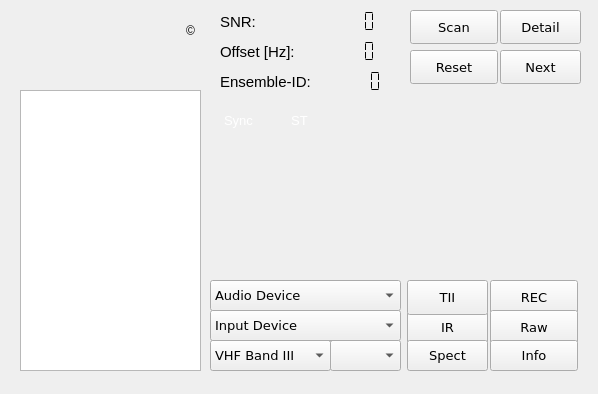
First picture: the form in forms/dabradio.ui, repository JvanKatwijk/qt-dab, before the edit.
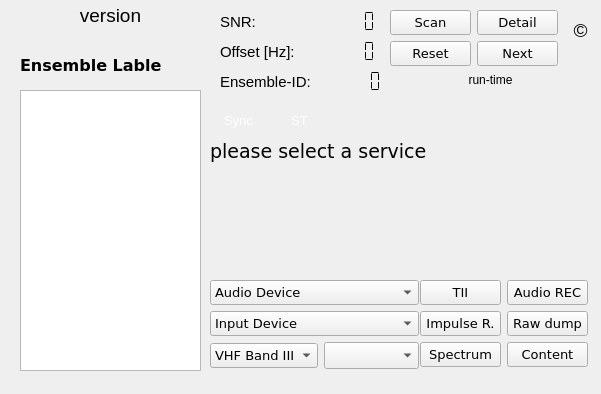
Second picture: the form after the edit.

Commit message: Reformatting buttons

The edit to the form file:
```diff
--- a/forms/dabradio.ui
+++ b/forms/dabradio.ui
@@ -6,98 +6,13 @@
    <rect>
     <x>0</x>
     <y>0</y>
-    <width>598</width>
+    <width>601</width>
     <height>394</height>
    </rect>
   </property>
   <property name="windowTitle">
    <string>qt-dab</string>
   </property>
-  <widget class="QPushButton" name="showProgramData">
-   <property name="geometry">
-    <rect>
-     <x>500</x>
-     <y>10</y>
-     <width>81</width>
-     <height>34</height>
-    </rect>
-   </property>
-   <property name="font">
-    <font>
-     <family>DejaVu Sans</family>
-     <pointsize>10</pointsize>
-    </font>
-   </property>
-   <property name="toolTip">
-    <string>&lt;html&gt;&lt;head/&gt;&lt;body&gt;&lt;p&gt;Push this button for further technical information about the selected program&lt;/p&gt;&lt;p&gt;Push again for closing the pop-up-window.&lt;/p&gt;&lt;/body&gt;&lt;/html&gt;</string>
-   </property>
-   <property name="text">
-    <string>Detail</string>
-   </property>
-  </widget>
-  <widget class="QPushButton" name="audioDumpButton">
-   <property name="geometry">
-    <rect>
-     <x>490</x>
-     <y>280</y>
-     <width>88</width>
-     <height>35</height>
-    </rect>
-   </property>
-   <property name="font">
-    <font>
-     <family>DejaVu Sans</family>
-     <pointsize>10</pointsize>
-    </font>
-   </property>
-   <property name="toolTip">
-    <string>&lt;html&gt;&lt;head/&gt;&lt;body&gt;&lt;p&gt;Push this button to save audio output into a file. First push will show a menu for file selection. Push again to stop recording.&lt;/p&gt;&lt;/body&gt;&lt;/html&gt;</string>
-   </property>
-   <property name="text">
-    <string>REC</string>
-   </property>
-  </widget>
-  <widget class="QPushButton" name="show_irButton">
-   <property name="geometry">
-    <rect>
-     <x>407</x>
-     <y>310</y>
-     <width>81</width>
-     <height>35</height>
-    </rect>
-   </property>
-   <property name="font">
-    <font>
-     <family>DejaVu Sans</family>
-     <pointsize>10</pointsize>
-    </font>
-   </property>
-   <property name="text">
-    <string>IR</string>
-   </property>
-  </widget>
-  <widget class="QPushButton" name="dumpButton">
-   <property name="geometry">
-    <rect>
-     <x>490</x>
-     <y>310</y>
-     <width>88</width>
-     <height>35</height>
-    </rect>
-   </property>
-   <property name="font">
-    <font>
-     <family>DejaVu Sans</family>
-     <pointsize>10</pointsize>
-    </font>
-   </property>
-   <property name="toolTip">
-    <string>&lt;html&gt;&lt;head/&gt;&lt;body&gt;&lt;p&gt;Push this button to save the raw input. Pushing will cause a menu to appear where a filename can be selected. Please note the big filesizes!&lt;/p&gt;&lt;p&gt;Push again to stop recording. You can reload it by using the file input (*.sdr) option. &lt;/p&gt;&lt;/body&gt;&lt;/html&gt;</string>
-   </property>
-   <property name="text">
-    <string>Raw</string>
-   </property>
-  </widget>
   <widget class="QListView" name="ensembleDisplay">
    <property name="geometry">
     <rect>
@@ -114,74 +29,6 @@
     </font>
    </property>
   </widget>
-  <widget class="QComboBox" name="streamoutSelector">
-   <property name="geometry">
-    <rect>
-     <x>210</x>
-     <y>280</y>
-     <width>191</width>
-     <height>31</height>
-    </rect>
-   </property>
-   <property name="font">
-    <font>
-     <family>DejaVu Sans</family>
-     <pointsize>10</pointsize>
-    </font>
-   </property>
-   <property name="toolTip">
-    <string>&lt;html&gt;&lt;head/&gt;&lt;body&gt;&lt;p&gt;Select a device (channel) for the audio output. On program start up a default is chosen.&lt;/p&gt;&lt;/body&gt;&lt;/html&gt;</string>
-   </property>
-   <item>
-    <property name="text">
-     <string>Audio Device</string>
-    </property>
-   </item>
-  </widget>
-  <widget class="QPushButton" name="tiiButton">
-   <property name="geometry">
-    <rect>
-     <x>407</x>
-     <y>280</y>
-     <width>81</width>
-     <height>35</height>
-    </rect>
-   </property>
-   <property name="font">
-    <font>
-     <family>DejaVu Sans</family>
-     <pointsize>10</pointsize>
-    </font>
-   </property>
-   <property name="toolTip">
-    <string>&lt;html&gt;&lt;head/&gt;&lt;body&gt;&lt;p&gt;If configured - pushing this button will switch the spectrum display between &amp;quot;regular&amp;quot; and a spectrum showing the &amp;quot;null symbol&amp;quot; period. In the console window the pattern, main ID and sub ID of the TII will be displayed.&lt;/p&gt;&lt;/body&gt;&lt;/html&gt;</string>
-   </property>
-   <property name="text">
-    <string>TII</string>
-   </property>
-  </widget>
-  <widget class="QPushButton" name="scanButton">
-   <property name="geometry">
-    <rect>
-     <x>410</x>
-     <y>10</y>
-     <width>88</width>
-     <height>34</height>
-    </rect>
-   </property>
-   <property name="font">
-    <font>
-     <family>DejaVu Sans</family>
-     <pointsize>10</pointsize>
-    </font>
-   </property>
-   <property name="toolTip">
-    <string>&lt;html&gt;&lt;head/&gt;&lt;body&gt;&lt;p&gt;Push this button for starting a scan over the channels in the current selected band (default VHF Band III or optionally L-Band)&lt;/p&gt;&lt;p&gt;Scanning will continue until an active DAB or DAB+ signal is found.&lt;/p&gt;&lt;p&gt;Push again to stop scanning.&lt;/p&gt;&lt;/body&gt;&lt;/html&gt;</string>
-   </property>
-   <property name="text">
-    <string>Scan</string>
-   </property>
-  </widget>
   <widget class="QWidget" name="layoutWidget">
    <property name="geometry">
     <rect>
@@ -340,180 +187,6 @@
     </item>
    </layout>
   </widget>
-  <widget class="QComboBox" name="bandSelector">
-   <property name="geometry">
-    <rect>
-     <x>210</x>
-     <y>340</y>
-     <width>121</width>
-     <height>31</height>
-    </rect>
-   </property>
-   <property name="font">
-    <font>
-     <family>DejaVu Sans</family>
-     <pointsize>10</pointsize>
-    </font>
-   </property>
-   <property name="toolTip">
-    <string>&lt;html&gt;&lt;head/&gt;&lt;body&gt;&lt;p&gt;Select a DAB band.&lt;/p&gt;&lt;p&gt;The default is VHF Band III (174–230 MHz).&lt;/p&gt;&lt;p&gt;Alternatively, the L Band may be selected (1452 bis 1492 MHz, but only used in very few countries like Czech Republic).&lt;/p&gt;&lt;/body&gt;&lt;/html&gt;</string>
-   </property>
-   <item>
-    <property name="text">
-     <string>VHF Band III</string>
-    </property>
-   </item>
-   <item>
-    <property name="text">
-     <string>L Band</string>
-    </property>
-   </item>
-  </widget>
-  <widget class="QComboBox" name="channelSelector">
-   <property name="geometry">
-    <rect>
-     <x>330</x>
-     <y>340</y>
-     <width>71</width>
-     <height>31</height>
-    </rect>
-   </property>
-   <property name="font">
-    <font>
-     <pointsize>12</pointsize>
-    </font>
-   </property>
-   <property name="toolTip">
-    <string>&lt;html&gt;&lt;head/&gt;&lt;body&gt;&lt;p&gt;Select the DAB channel.&lt;/p&gt;&lt;p&gt;This depends on the band chosen.&lt;/p&gt;&lt;/body&gt;&lt;/html&gt;</string>
-   </property>
-  </widget>
-  <widget class="QPushButton" name="saveEnsembleData">
-   <property name="geometry">
-    <rect>
-     <x>490</x>
-     <y>340</y>
-     <width>88</width>
-     <height>31</height>
-    </rect>
-   </property>
-   <property name="font">
-    <font>
-     <family>DejaVu Sans</family>
-     <pointsize>10</pointsize>
-    </font>
-   </property>
-   <property name="toolTip">
-    <string>&lt;html&gt;&lt;head/&gt;&lt;body&gt;&lt;p&gt;This will open a 'save as ... dialog' where you can store the content of the current DAB ensemble (Audio and Data) in a text file.&lt;/p&gt;&lt;/body&gt;&lt;/html&gt;</string>
-   </property>
-   <property name="text">
-    <string>Info</string>
-   </property>
-  </widget>
-  <widget class="QComboBox" name="deviceSelector">
-   <property name="geometry">
-    <rect>
-     <x>210</x>
-     <y>310</y>
-     <width>191</width>
-     <height>31</height>
-    </rect>
-   </property>
-   <property name="font">
-    <font>
-     <family>DejaVu Sans</family>
-     <pointsize>10</pointsize>
-    </font>
-   </property>
-   <property name="toolTip">
-    <string>&lt;html&gt;&lt;head/&gt;&lt;body&gt;&lt;p&gt;Select the input device. The devices shown are configured. &lt;/p&gt;&lt;/body&gt;&lt;/html&gt;</string>
-   </property>
-   <item>
-    <property name="text">
-     <string>Input Device</string>
-    </property>
-   </item>
-   <item>
-    <property name="text">
-     <string>file input (.raw)</string>
-    </property>
-   </item>
-   <item>
-    <property name="text">
-     <string>file input (.iq)</string>
-    </property>
-   </item>
-   <item>
-    <property name="text">
-     <string>file input (.sdr)</string>
-    </property>
-   </item>
-  </widget>
-  <widget class="QPushButton" name="nextChannelButton">
-   <property name="geometry">
-    <rect>
-     <x>500</x>
-     <y>50</y>
-     <width>81</width>
-     <height>34</height>
-    </rect>
-   </property>
-   <property name="font">
-    <font>
-     <family>DejaVu Sans</family>
-     <pointsize>10</pointsize>
-    </font>
-   </property>
-   <property name="toolTip">
-    <string>&lt;html&gt;&lt;head/&gt;&lt;body&gt;&lt;p&gt;Push this button for selecting the next channel in the current band.&lt;/p&gt;&lt;/body&gt;&lt;/html&gt;</string>
-   </property>
-   <property name="text">
-    <string>Next</string>
-   </property>
-  </widget>
-  <widget class="QPushButton" name="show_spectrumButton">
-   <property name="geometry">
-    <rect>
-     <x>407</x>
-     <y>340</y>
-     <width>81</width>
-     <height>31</height>
-    </rect>
-   </property>
-   <property name="font">
-    <font>
-     <family>DejaVu Sans</family>
-     <pointsize>10</pointsize>
-    </font>
-   </property>
-   <property name="toolTip">
-    <string>&lt;html&gt;&lt;head/&gt;&lt;body&gt;&lt;p&gt;The spectrum and the constellation of the DAB signal is shown when pressing this button. Pressing it&lt;/p&gt;&lt;p&gt;again will cause the spectrum and constellation to be invisible.&lt;/p&gt;&lt;/body&gt;&lt;/html&gt;</string>
-   </property>
-   <property name="text">
-    <string>Spect</string>
-   </property>
-  </widget>
-  <widget class="QPushButton" name="resetButton">
-   <property name="geometry">
-    <rect>
-     <x>410</x>
-     <y>50</y>
-     <width>88</width>
-     <height>34</height>
-    </rect>
-   </property>
-   <property name="font">
-    <font>
-     <family>DejaVu Sans</family>
-     <pointsize>10</pointsize>
-    </font>
-   </property>
-   <property name="toolTip">
-    <string>&lt;html&gt;&lt;head/&gt;&lt;body&gt;&lt;p&gt;Reset player&lt;/p&gt;&lt;/body&gt;&lt;/html&gt;</string>
-   </property>
-   <property name="text">
-    <string>Reset</string>
-   </property>
-  </widget>
   <widget class="QLabel" name="versionName">
    <property name="geometry">
     <rect>
@@ -525,14 +198,14 @@
    </property>
    <property name="font">
     <font>
-     <pointsize>16</pointsize>
+     <pointsize>14</pointsize>
     </font>
    </property>
    <property name="toolTip">
     <string>&lt;html&gt;&lt;head/&gt;&lt;body&gt;&lt;p&gt;Copyright (C) 2016, 2017 Jan van Katwijk (J.vanKatwijk@gmail.com), Lazy Chair Programming&lt;/p&gt;&lt;p&gt;Qt-DAB is free software; you can redistribute it and/or modify it under the terms of the GNU General Public License as published by the Free Software Foundation; either version 2 of the License, or (at your option) any later version.&lt;/p&gt;&lt;/body&gt;&lt;/html&gt;</string>
    </property>
    <property name="text">
-    <string/>
+    <string>version</string>
    </property>
    <property name="alignment">
     <set>Qt::AlignCenter</set>
@@ -541,12 +214,17 @@
   <widget class="QLabel" name="label">
    <property name="geometry">
     <rect>
-     <x>180</x>
+     <x>570</x>
      <y>20</y>
      <width>21</width>
-     <height>21</height>
+     <height>20</height>
     </rect>
    </property>
+   <property name="font">
+    <font>
+     <pointsize>14</pointsize>
+    </font>
+   </property>
    <property name="toolTip">
     <string>&lt;html&gt;&lt;head/&gt;&lt;body&gt;&lt;p&gt;Qt-DAB copyright:&lt;/p&gt;&lt;p&gt;J van Katwijk, Lazy Chair Computing. J.vanKatwijk@gmail.com&lt;/p&gt;&lt;p&gt;Copyright of the Qt toolkit used: the Qt Company&lt;/p&gt;&lt;p&gt;Copyright of the libraries used for SDRplay, rtl-sdr based sticks, AIRspy, portaudio, libsndfile and libsamplerate to their developers&lt;/p&gt;&lt;p&gt;Copyright of the MP2 library used Martin J Fiedler&lt;/p&gt;&lt;p&gt;Copyright of the firecode checker: Gnu Radio&lt;/p&gt;&lt;p&gt;Copyright of the viterbi decoder kernel: the Spiral project&lt;/p&gt;&lt;p&gt;Copyright of the Reed Solomon Decoder software: Phil Karns&lt;/p&gt;&lt;p&gt;All copyrights gratefully acknowledged&lt;/p&gt;&lt;p&gt;&lt;br/&gt;&lt;/p&gt;&lt;p&gt;The current layout of the GUI is based on a design of Luo Zhang, Thanks&lt;/p&gt;&lt;p&gt;&lt;br/&gt;&lt;/p&gt;&lt;p&gt;Qt-DAB (an SDR-J program) is distributed in the hope that it will be useful, but WITHOUT ANY WARRANTY; without even the implied warranty of MERCHANTABILITY or FITNESS FOR A PARTICULAR PURPOSE. See the GNU General Public License for more details.&lt;br/&gt;&lt;/p&gt;&lt;/body&gt;&lt;/html&gt;</string>
    </property>
@@ -560,9 +238,9 @@
   <widget class="QLabel" name="timeDisplay">
    <property name="geometry">
     <rect>
-     <x>20</x>
-     <y>60</y>
-     <width>181</width>
+     <x>390</x>
+     <y>70</y>
+     <width>201</width>
      <height>20</height>
     </rect>
    </property>
@@ -570,7 +248,7 @@
     <enum>QFrame::NoFrame</enum>
    </property>
    <property name="text">
-    <string/>
+    <string>run-time</string>
    </property>
    <property name="alignment">
     <set>Qt::AlignCenter</set>
@@ -719,50 +397,65 @@
    <property name="geometry">
     <rect>
      <x>210</x>
-     <y>230</y>
-     <width>361</width>
-     <height>41</height>
+     <y>170</y>
+     <width>381</width>
+     <height>91</height>
     </rect>
    </property>
    <property name="font">
     <font>
      <family>DejaVu Sans</family>
-     <pointsize>11</pointsize>
+     <pointsize>12</pointsize>
     </font>
    </property>
    <property name="text">
     <string/>
    </property>
+   <property name="alignment">
+    <set>Qt::AlignLeading|Qt::AlignLeft|Qt::AlignTop</set>
+   </property>
+   <property name="wordWrap">
+    <bool>true</bool>
+   </property>
+   <property name="openExternalLinks">
+    <bool>true</bool>
+   </property>
+   <property name="textInteractionFlags">
+    <set>Qt::LinksAccessibleByKeyboard|Qt::LinksAccessibleByMouse|Qt::TextBrowserInteraction|Qt::TextSelectableByKeyboard|Qt::TextSelectableByMouse</set>
+   </property>
   </widget>
   <widget class="QLabel" name="ensembleName">
    <property name="geometry">
     <rect>
-     <x>210</x>
-     <y>120</y>
-     <width>361</width>
-     <height>41</height>
+     <x>20</x>
+     <y>50</y>
+     <width>191</width>
+     <height>31</height>
     </rect>
    </property>
    <property name="font">
     <font>
      <family>DejaVu Sans</family>
-     <pointsize>14</pointsize>
+     <pointsize>12</pointsize>
+     <weight>75</weight>
+     <italic>false</italic>
+     <bold>true</bold>
     </font>
    </property>
    <property name="layoutDirection">
     <enum>Qt::LeftToRight</enum>
    </property>
    <property name="text">
-    <string/>
+    <string>Ensemble Lable</string>
    </property>
   </widget>
   <widget class="QLabel" name="serviceLabel">
    <property name="geometry">
     <rect>
      <x>210</x>
-     <y>170</y>
-     <width>361</width>
-     <height>51</height>
+     <y>140</y>
+     <width>241</width>
+     <height>23</height>
     </rect>
    </property>
    <property name="font">
@@ -772,8 +465,290 @@
     </font>
    </property>
    <property name="text">
-    <string/>
+    <string>please select a service</string>
    </property>
+   <property name="textInteractionFlags">
+    <set>Qt::LinksAccessibleByMouse|Qt::TextSelectableByKeyboard|Qt::TextSelectableByMouse</set>
+   </property>
+  </widget>
+  <widget class="QWidget" name="layoutWidget">
+   <property name="geometry">
+    <rect>
+     <x>420</x>
+     <y>280</y>
+     <width>168</width>
+     <height>89</height>
+    </rect>
+   </property>
+   <layout class="QGridLayout" name="gridLayout_2">
+    <item row="0" column="0">
+     <widget class="QPushButton" name="tiiButton">
+      <property name="font">
+       <font>
+        <family>DejaVu Sans</family>
+        <pointsize>10</pointsize>
+       </font>
+      </property>
+      <property name="toolTip">
+       <string>&lt;html&gt;&lt;head/&gt;&lt;body&gt;&lt;p&gt;If configured - pushing this button will switch the spectrum display between &amp;quot;regular&amp;quot; and a spectrum showing the &amp;quot;null symbol&amp;quot; period. In the console window the pattern, main ID and sub ID of the TII will be displayed.&lt;/p&gt;&lt;/body&gt;&lt;/html&gt;</string>
+      </property>
+      <property name="text">
+       <string>TII</string>
+      </property>
+     </widget>
+    </item>
+    <item row="0" column="1">
+     <widget class="QPushButton" name="audioDumpButton">
+      <property name="font">
+       <font>
+        <family>DejaVu Sans</family>
+        <pointsize>10</pointsize>
+       </font>
+      </property>
+      <property name="toolTip">
+       <string>&lt;html&gt;&lt;head/&gt;&lt;body&gt;&lt;p&gt;Push this button to save audio output into a file. First push will show a menu for file selection. Push again to stop recording.&lt;/p&gt;&lt;/body&gt;&lt;/html&gt;</string>
+      </property>
+      <property name="text">
+       <string>Audio REC</string>
+      </property>
+     </widget>
+    </item>
+    <item row="1" column="0">
+     <widget class="QPushButton" name="show_irButton">
+      <property name="font">
+       <font>
+        <family>DejaVu Sans</family>
+        <pointsize>10</pointsize>
+       </font>
+      </property>
+      <property name="text">
+       <string>Impulse R.</string>
+      </property>
+     </widget>
+    </item>
+    <item row="1" column="1">
+     <widget class="QPushButton" name="dumpButton">
+      <property name="font">
+       <font>
+        <family>DejaVu Sans</family>
+        <pointsize>10</pointsize>
+       </font>
+      </property>
+      <property name="toolTip">
+       <string>&lt;html&gt;&lt;head/&gt;&lt;body&gt;&lt;p&gt;Push this button to save the raw input. Pushing will cause a menu to appear where a filename can be selected. Please note the big filesizes!&lt;/p&gt;&lt;p&gt;Push again to stop recording. You can reload it by using the file input (*.sdr) option. &lt;/p&gt;&lt;/body&gt;&lt;/html&gt;</string>
+      </property>
+      <property name="text">
+       <string>Raw dump</string>
+      </property>
+     </widget>
+    </item>
+    <item row="2" column="0">
+     <widget class="QPushButton" name="show_spectrumButton">
+      <property name="font">
+       <font>
+        <family>DejaVu Sans</family>
+        <pointsize>10</pointsize>
+       </font>
+      </property>
+      <property name="toolTip">
+       <string>&lt;html&gt;&lt;head/&gt;&lt;body&gt;&lt;p&gt;The spectrum and the constellation of the DAB signal is shown when pressing this button. Pressing it&lt;/p&gt;&lt;p&gt;again will cause the spectrum and constellation to be invisible.&lt;/p&gt;&lt;/body&gt;&lt;/html&gt;</string>
+      </property>
+      <property name="text">
+       <string>Spectrum</string>
+      </property>
+     </widget>
+    </item>
+    <item row="2" column="1">
+     <widget class="QPushButton" name="saveEnsembleData">
+      <property name="font">
+       <font>
+        <family>DejaVu Sans</family>
+        <pointsize>10</pointsize>
+       </font>
+      </property>
+      <property name="toolTip">
+       <string>&lt;html&gt;&lt;head/&gt;&lt;body&gt;&lt;p&gt;This will open a 'save as ... dialog' where you can store the content of the current DAB ensemble (Audio and Data) in a text file.&lt;/p&gt;&lt;/body&gt;&lt;/html&gt;</string>
+      </property>
+      <property name="text">
+       <string>Content</string>
+      </property>
+     </widget>
+    </item>
+   </layout>
+  </widget>
+  <widget class="QWidget" name="layoutWidget">
+   <property name="geometry">
+    <rect>
+     <x>210</x>
+     <y>280</y>
+     <width>209</width>
+     <height>91</height>
+    </rect>
+   </property>
+   <layout class="QGridLayout" name="gridLayout_3">
+    <item row="0" column="0" colspan="2">
+     <widget class="QComboBox" name="streamoutSelector">
+      <property name="font">
+       <font>
+        <family>DejaVu Sans</family>
+        <pointsize>10</pointsize>
+       </font>
+      </property>
+      <property name="toolTip">
+       <string>&lt;html&gt;&lt;head/&gt;&lt;body&gt;&lt;p&gt;Select a device (channel) for the audio output. On program start up a default is chosen.&lt;/p&gt;&lt;/body&gt;&lt;/html&gt;</string>
+      </property>
+      <item>
+       <property name="text">
+        <string>Audio Device</string>
+       </property>
+      </item>
+     </widget>
+    </item>
+    <item row="2" column="0">
+     <widget class="QComboBox" name="bandSelector">
+      <property name="font">
+       <font>
+        <family>DejaVu Sans</family>
+        <pointsize>10</pointsize>
+       </font>
+      </property>
+      <property name="toolTip">
+       <string>&lt;html&gt;&lt;head/&gt;&lt;body&gt;&lt;p&gt;Select a DAB band.&lt;/p&gt;&lt;p&gt;The default is VHF Band III (174–230 MHz).&lt;/p&gt;&lt;p&gt;Alternatively, the L Band may be selected (1452 bis 1492 MHz, but only used in very few countries like Czech Republic).&lt;/p&gt;&lt;/body&gt;&lt;/html&gt;</string>
+      </property>
+      <item>
+       <property name="text">
+        <string>VHF Band III</string>
+       </property>
+      </item>
+      <item>
+       <property name="text">
+        <string>L Band</string>
+       </property>
+      </item>
+     </widget>
+    </item>
+    <item row="2" column="1">
+     <widget class="QComboBox" name="channelSelector">
+      <property name="font">
+       <font>
+        <pointsize>12</pointsize>
+       </font>
+      </property>
+      <property name="toolTip">
+       <string>&lt;html&gt;&lt;head/&gt;&lt;body&gt;&lt;p&gt;Select the DAB channel.&lt;/p&gt;&lt;p&gt;This depends on the band chosen.&lt;/p&gt;&lt;/body&gt;&lt;/html&gt;</string>
+      </property>
+     </widget>
+    </item>
+    <item row="1" column="0" colspan="2">
+     <widget class="QComboBox" name="deviceSelector">
+      <property name="font">
+       <font>
+        <family>DejaVu Sans</family>
+        <pointsize>10</pointsize>
+       </font>
+      </property>
+      <property name="toolTip">
+       <string>&lt;html&gt;&lt;head/&gt;&lt;body&gt;&lt;p&gt;Select the input device. The devices shown are configured. &lt;/p&gt;&lt;/body&gt;&lt;/html&gt;</string>
+      </property>
+      <item>
+       <property name="text">
+        <string>Input Device</string>
+       </property>
+      </item>
+      <item>
+       <property name="text">
+        <string>file input (.raw)</string>
+       </property>
+      </item>
+      <item>
+       <property name="text">
+        <string>file input (.iq)</string>
+       </property>
+      </item>
+      <item>
+       <property name="text">
+        <string>file input (.sdr)</string>
+       </property>
+      </item>
+     </widget>
+    </item>
+   </layout>
+  </widget>
+  <widget class="QWidget" name="layoutWidget">
+   <property name="geometry">
+    <rect>
+     <x>390</x>
+     <y>10</y>
+     <width>168</width>
+     <height>58</height>
+    </rect>
+   </property>
+   <layout class="QGridLayout" name="gridLayout_4">
+    <item row="0" column="0">
+     <widget class="QPushButton" name="scanButton">
+      <property name="font">
+       <font>
+        <family>DejaVu Sans</family>
+        <pointsize>10</pointsize>
+       </font>
+      </property>
+      <property name="toolTip">
+       <string>&lt;html&gt;&lt;head/&gt;&lt;body&gt;&lt;p&gt;Push this button for starting a scan over the channels in the current selected band (default VHF Band III or optionally L-Band)&lt;/p&gt;&lt;p&gt;Scanning will continue until an active DAB or DAB+ signal is found.&lt;/p&gt;&lt;p&gt;Push again to stop scanning.&lt;/p&gt;&lt;/body&gt;&lt;/html&gt;</string>
+      </property>
+      <property name="text">
+       <string>Scan</string>
+      </property>
+     </widget>
+    </item>
+    <item row="0" column="1">
+     <widget class="QPushButton" name="showProgramData">
+      <property name="font">
+       <font>
+        <family>DejaVu Sans</family>
+        <pointsize>10</pointsize>
+       </font>
+      </property>
+      <property name="toolTip">
+       <string>&lt;html&gt;&lt;head/&gt;&lt;body&gt;&lt;p&gt;Push this button for further technical information about the selected program&lt;/p&gt;&lt;p&gt;Push again for closing the pop-up-window.&lt;/p&gt;&lt;/body&gt;&lt;/html&gt;</string>
+      </property>
+      <property name="text">
+       <string>Detail</string>
+      </property>
+     </widget>
+    </item>
+    <item row="1" column="0">
+     <widget class="QPushButton" name="resetButton">
+      <property name="font">
+       <font>
+        <family>DejaVu Sans</family>
+        <pointsize>10</pointsize>
+       </font>
+      </property>
+      <property name="toolTip">
+       <string>&lt;html&gt;&lt;head/&gt;&lt;body&gt;&lt;p&gt;Reset player&lt;/p&gt;&lt;/body&gt;&lt;/html&gt;</string>
+      </property>
+      <property name="text">
+       <string>Reset</string>
+      </property>
+     </widget>
+    </item>
+    <item row="1" column="1">
+     <widget class="QPushButton" name="nextChannelButton">
+      <property name="font">
+       <font>
+        <family>DejaVu Sans</family>
+        <pointsize>10</pointsize>
+       </font>
+      </property>
+      <property name="toolTip">
+       <string>&lt;html&gt;&lt;head/&gt;&lt;body&gt;&lt;p&gt;Push this button for selecting the next channel in the current band.&lt;/p&gt;&lt;/body&gt;&lt;/html&gt;</string>
+      </property>
+      <property name="text">
+       <string>Next</string>
+      </property>
+     </widget>
+    </item>
+   </layout>
   </widget>
  </widget>
  <resources/>
```
Left out of the diff: 2 changed lines with no effect on the pictures.
